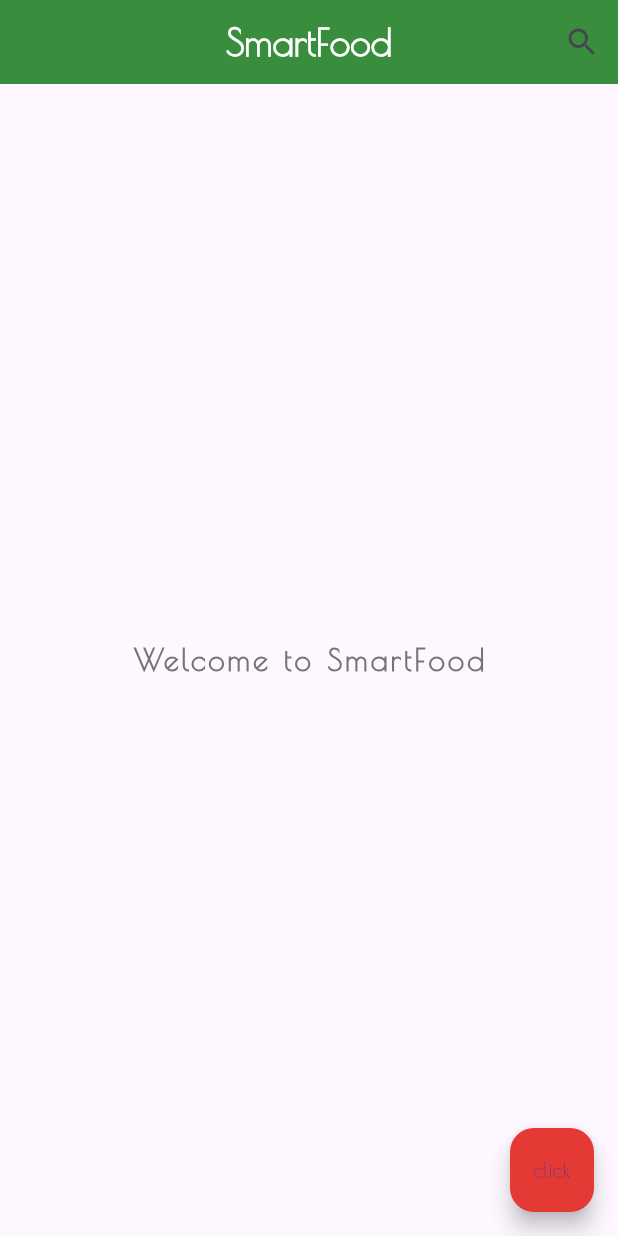
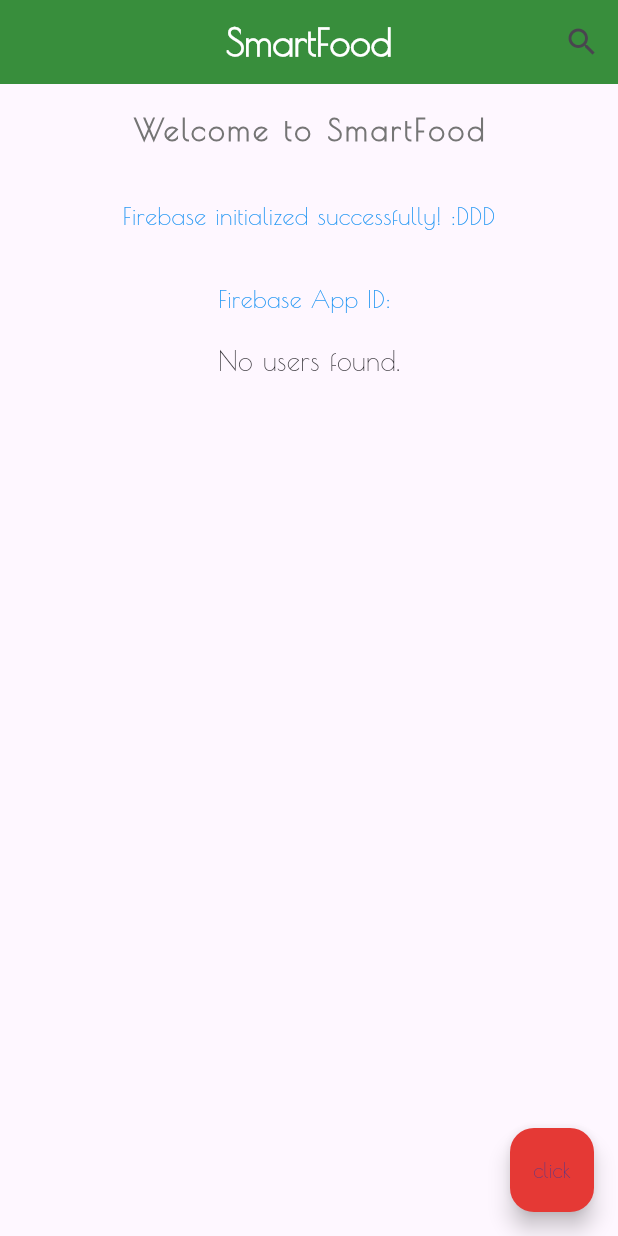
Before and after one commit to ValtteriJokisaari/smartfood, a Flutter app: the screen it shows after launch, on a phone screen of 412 x 824 dp. Run offline on Flutter 3.47's test engine with Material 3 defaults, Android fonts, the phone set to English and light mode, and no system bars; our stand-ins replace firebase_auth, firebase_core, flutter_bloc, flutter_dotenv; accounts and stored records are empty.

Commit message:
Feat/add firebase (#1)
* init firebase

* firebase options :D

* add .env file yms and firebase test to home screen

* add firebase test to home

```diff
--- a/lib/home.dart
+++ b/lib/home.dart
@@ -1,17 +1,63 @@
-import 'package:flutter/material.dart';
+import "package:flutter/material.dart";
+import "package:firebase_auth/firebase_auth.dart";
+import "package:firebase_core/firebase_core.dart";
 
-class Home extends StatelessWidget {
+class Home extends StatefulWidget {
   const Home({super.key});
+
+  @override
+  State<Home> createState() => _HomeState();
+}
+
+class _HomeState extends State<Home> {
+  final FirebaseAuth _auth = FirebaseAuth.instance;
+  List<User?> _firebaseUsers = [];
+  bool _isInitialized = false;
+  String _initializationMessage = "Initializing Firebase...";
+  String _firebaseAppId = "";
+
+  @override
+  void initState() {
+    super.initState();
+    _initializeFirebase();
+  }
+
+  Future<void> _initializeFirebase() async {
+    try {
+      await Firebase.initializeApp();
+      setState(() {
+        _isInitialized = true;
+        _initializationMessage = "Firebase initialized successfully! :DDD";
+        _firebaseAppId = Firebase.app().options.appId ?? "App ID not available";
+      });
+      _fetchUsers();
+    } catch (e) {
+      setState(() {
+        _isInitialized = false;
+        _initializationMessage = "Firebase init failed: $e";
+      });
+    }
+  }
+
+  Future<void> _fetchUsers() async {
+    final User? user = _auth.currentUser;
+
+    setState(() {
+      if (user != null) {
+        _firebaseUsers.add(user);
+      }
+    });
+  }
 
   @override
   Widget build(BuildContext context) {
     return Scaffold(
       appBar: AppBar(
-        title: Text('SmartFood'),
+        title: Text("SmartFood"),
         titleTextStyle: TextStyle(
             fontSize: 25.0,
             fontWeight: FontWeight.bold,
-            fontFamily: 'Poiret'
+            fontFamily: "Poiret"
         ),
         centerTitle: true,
         backgroundColor: Colors.green[700],
@@ -27,22 +73,62 @@
           ),
         ],
       ),
-      body: Center(
+      body: Column(
+        children: [
+          Padding(
+            padding: const EdgeInsets.all(16.0),
             child: Text(
-          'Welcome to SmartFood',
+              "Welcome to SmartFood",
               style: TextStyle(
                 fontSize: 20.0,
                 fontWeight: FontWeight.bold,
                 letterSpacing: 2.0,
                 color: Colors.grey[600],
-            fontFamily: 'Poiret',
+                fontFamily: "Poiret",
               ),
             ),
+          ),
+          Padding(
+            padding: const EdgeInsets.all(16.0),
+            child: Text(
+              _initializationMessage,
+              style: TextStyle(fontSize: 16, color: Colors.blue),
+            ),
+          ),
+          Padding(
+            padding: const EdgeInsets.all(16.0),
+            child: Text(
+              "Firebase App ID: $_firebaseAppId",
+              style: TextStyle(fontSize: 16, color: Colors.blue),
+            ),
+          ),
+          if (!_isInitialized)
+            Center(
+              child: CircularProgressIndicator(),
+            ),
+          if (_firebaseUsers.isEmpty && _isInitialized)
+            Center(
+              child: Text("No users found.", style: TextStyle(fontSize: 18)),
+            ),
+          if (_firebaseUsers.isNotEmpty)
+            Expanded(
+              child: ListView.builder(
+                itemCount: _firebaseUsers.length,
+                itemBuilder: (context, index) {
+                  final user = _firebaseUsers[index];
+                  return ListTile(
+                    title: Text(user?.email ?? "No Email"),
+                    subtitle: Text(user?.displayName ?? "No Display Name"),
+                  );
+                },
+              ),
+            ),
+        ],
       ),
       floatingActionButton: FloatingActionButton(
         backgroundColor: Colors.red[600],
         onPressed: () {},
-        child: Text('click'),
+        child: Text("click"),
       ),
     );
   }
@@ -55,7 +141,7 @@
       IconButton(
         icon: Icon(Icons.clear),
         onPressed: () {
-          query = '';
+          query = "";
         },
       ),
     ];
@@ -81,7 +167,7 @@
   @override
   Widget buildSuggestions(BuildContext context) {
     return Center(
-      child: Text('Search suggestions'),
+      child: Text("Search suggestions"),
     );
   }
 }
--- a/lib/main.dart
+++ b/lib/main.dart
@@ -1,8 +1,12 @@
-import 'package:flutter/material.dart';
-import 'package:flutter_bloc/flutter_bloc.dart';
+import "package:flutter/material.dart";
+import "package:flutter_bloc/flutter_bloc.dart";
+import "package:firebase_core/firebase_core.dart";
 import "home.dart";
 
-void main() {
+void main() async {
+  WidgetsFlutterBinding.ensureInitialized();
+  await Firebase.initializeApp();
+
   runApp(MyApp());
 }
 
@@ -12,14 +16,14 @@
   @override
   Widget build(BuildContext context) {
     return MaterialApp(
-      title: 'SmartFood',
+      title: "SmartFood",
       theme: ThemeData(
         primarySwatch: Colors.green,
-        fontFamily: 'Poiret',
+        fontFamily: "Poiret",
       ),
       home: BlocProvider(
         create: (context) => NavigationCubit(),
-        child: Home(),
+        child: const Home(),
       ),
     );
   }
--- a/pubspec.yaml
+++ b/pubspec.yaml
@@ -30,6 +30,10 @@
 dependencies:
   flutter:
     sdk: flutter
+  flutter_dotenv: ^5.2.1
+  firebase_core: ^3.11.0
+  firebase_auth: ^5.4.2
+  cloud_firestore: ^5.6.3
 
   # The following adds the Cupertino Icons font to your application.
   # Use with the CupertinoIcons class for iOS style icons.
```
Also changed, not shown: firebase.json (added), lib/firebase_options.dart (added), pubspec.lock, 6 other files. Lines whose indentation alone changed are shown as unchanged.
